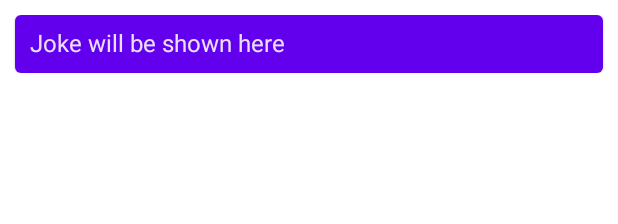
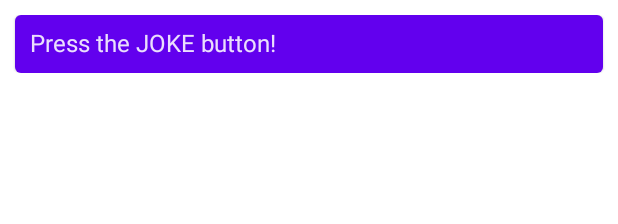
Before and after one commit to ArturHaavisto/joke-app, an Android app built with Jetpack Compose: the @Preview function DefaultPreview, on a phone screen of 412 x 824 dp. Shown: the top 224 px of the screen. Run offline under Robolectric (Android 15) with nearby library versions, the phone set to English and light mode, and no system bars; network calls fail.

Commit message:
refactor: Modified default text
When launching app, instruction text will be shown in a place where jokes will be shown, when pressing the JOKE button.

```diff
--- a/App/app/src/main/java/fi/tuni/tamk/tiko/haavisto/jokeapp/MainScreen.kt
+++ b/App/app/src/main/java/fi/tuni/tamk/tiko/haavisto/jokeapp/MainScreen.kt
@@ -14,7 +14,7 @@ import androidx.compose.ui.text.input.TextFieldValue
 import androidx.compose.ui.unit.dp
 import fi.tuni.tamk.tiko.haavisto.jokeapp.ui.theme.JokeAppTheme
 
-val text = mutableStateOf("Joke will be shown here")
+val text = mutableStateOf("Press the JOKE button!")
 
 @Composable
 fun MainScreen() {
```
